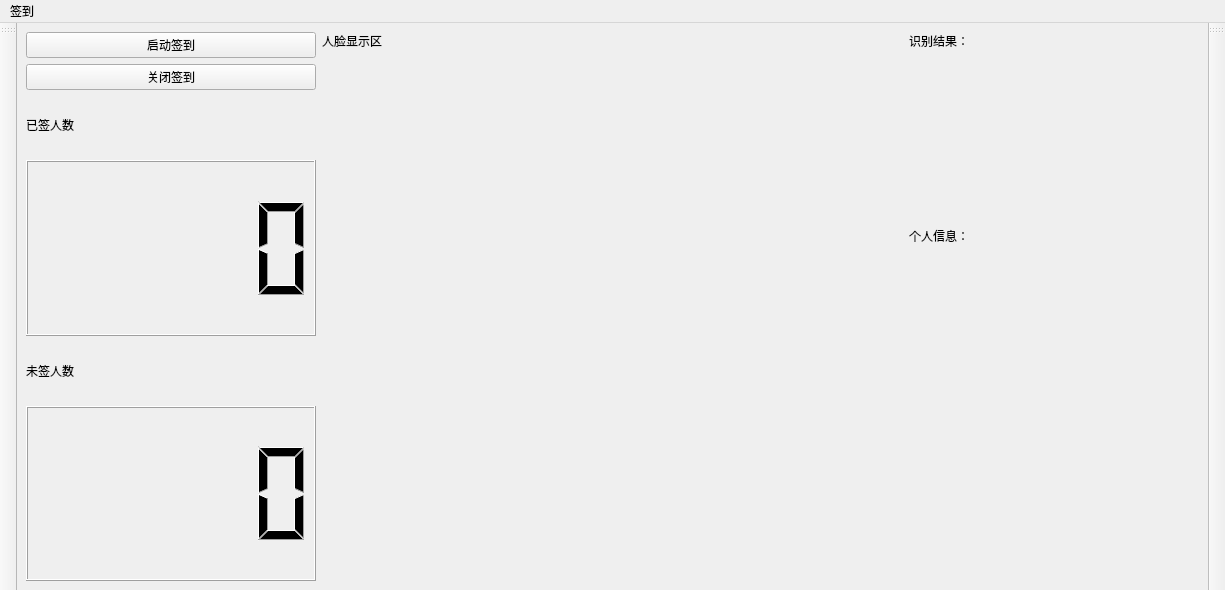
First picture: the form in code/Mainwindows.ui, repository HeJayce/Face_Recognition, before the edit.
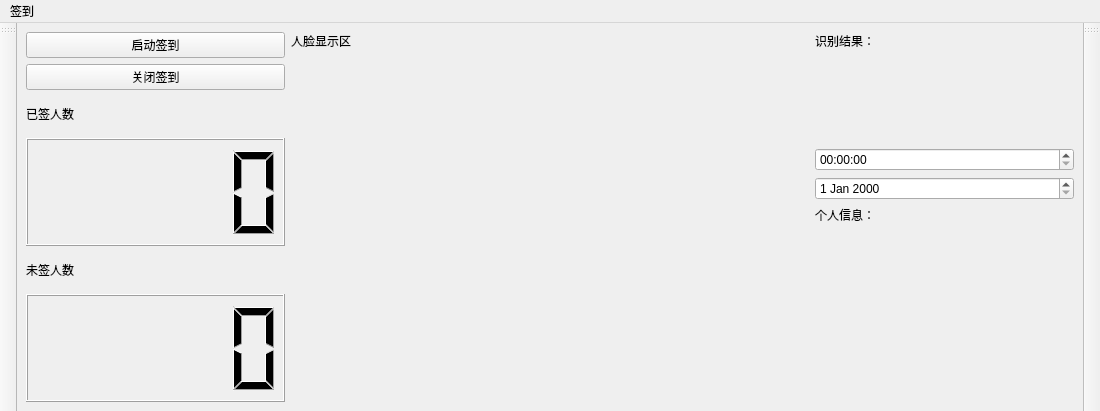
Second picture: the form after the edit.

```diff
--- a/code/Mainwindows.ui
+++ b/code/Mainwindows.ui
@@ -6,8 +6,8 @@
    <rect>
     <x>0</x>
     <y>0</y>
-    <width>1225</width>
-    <height>590</height>
+    <width>1090</width>
+    <height>411</height>
    </rect>
   </property>
   <property name="windowTitle">
@@ -80,7 +80,7 @@
        </layout>
       </item>
       <item>
-       <layout class="QVBoxLayout" name="verticalLayout_3" stretch="0,1,0,2">
+       <layout class="QVBoxLayout" name="verticalLayout_3" stretch="0,1,0,0,0,2">
         <item>
          <widget class="QLabel" name="label_5">
           <property name="text">
@@ -95,6 +95,12 @@
           </property>
          </widget>
         </item>
+        <item>
+         <widget class="QTimeEdit" name="timeEdit"/>
+        </item>
+        <item>
+         <widget class="QDateEdit" name="dateEdit"/>
+        </item>
         <item>
          <widget class="QLabel" name="label_4">
           <property name="text">
@@ -120,7 +126,7 @@
     <rect>
      <x>0</x>
      <y>0</y>
-     <width>1225</width>
+     <width>1090</width>
      <height>23</height>
     </rect>
    </property>
```
